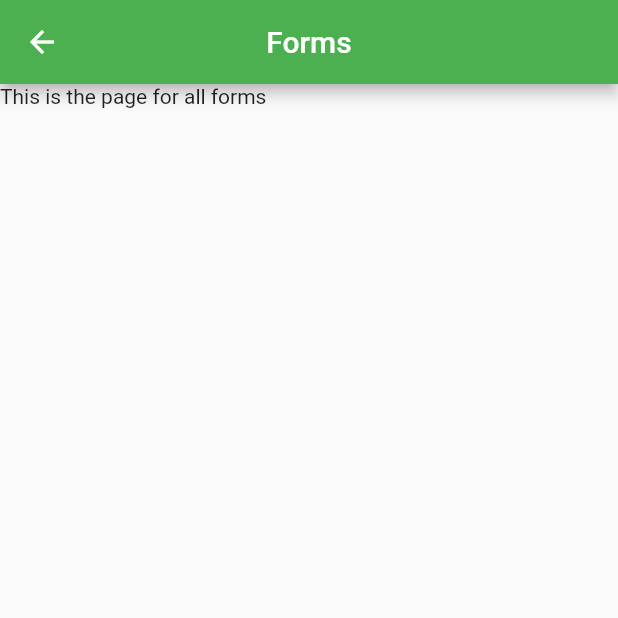
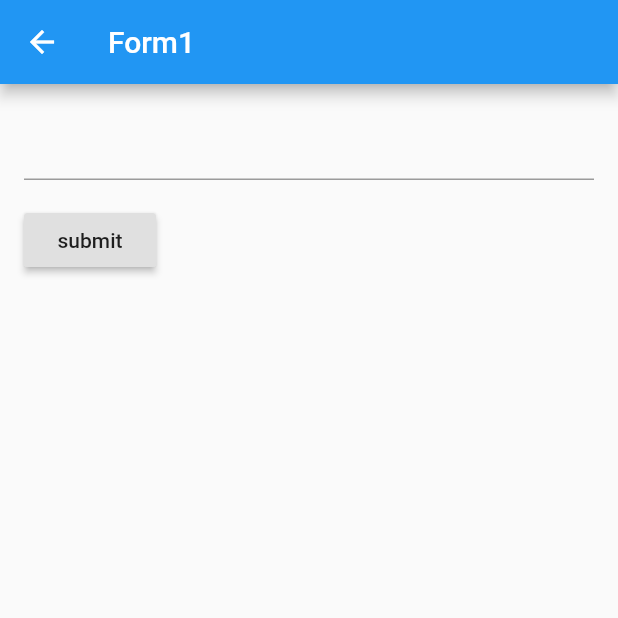
Before and after one commit to ShenLynn/CITS3200-project, a Flutter app: the FormsPage screen opened by its route, on a phone screen of 412 x 824 dp, the top half of it. Run offline on Flutter 3.47's test engine with Material 2 defaults, Android fonts, the phone set to English and light mode, and no system bars.

Commit message:
form page changes

```diff
--- a/asthma_app/lib/pages/forms_page.dart
+++ b/asthma_app/lib/pages/forms_page.dart
@@ -1,20 +1,52 @@
+import 'package:flutter/cupertino.dart';
 import 'package:flutter/material.dart';
+
 // Page that will contain all app forms
 class FormsPage extends StatefulWidget {
   @override
   _FormsPageState createState() => _FormsPageState();
 }
 
+
+
 class _FormsPageState extends State<FormsPage> {
+  final _formKey = GlobalKey<FormState>();
   @override
   Widget build(BuildContext context) {
     return Scaffold(
-      appBar: AppBar(
-        backgroundColor: Colors.green,
-        title: Text("Forms"),
-        centerTitle: true,
+      appBar: AppBar(title: Text('Form1')),
+      body: Container(
+        padding: const EdgeInsets.symmetric(horizontal: 16.0, vertical: 16.0),
+        child: Builder(
+          builder: (context) => Form(
+              key: _formKey,
+              child: Column(
+                crossAxisAlignment: CrossAxisAlignment.start,
+                children: [
+                  TextFormField(
+                    validator: (value) {
+                      if (value.isEmpty) {
+                        return 'Please enter some text';
+                      }
+                      return null;
+                    },
+                  ),
+                  Padding(
+                      padding: const EdgeInsets.symmetric(vertical: 16.0),
+                      child: RaisedButton(
+                        onPressed: () {
+                          if (_formKey.currentState.validate()) {
+                            Scaffold.of(context).showSnackBar(
+                                SnackBar(content: Text('Processing Data')));
+                          }
+                        },
+                        child: Text('submit'),
+                      ))
+                ],
+              )
+          ),
+        ),
       ),
-        body:Text("This is the page for all forms")
     );
   }
 }
```
Also changed, not shown: asthma_app/pubspec.lock.
